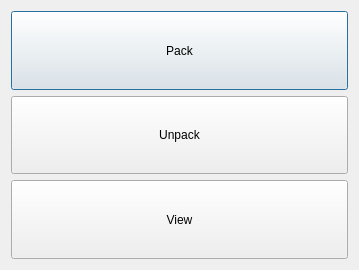
The window that Sequential_Archive_Manager/Main_Window.ui (Coolcord/Sequential_Archive) describes before a commit, drawn with Qt 5.
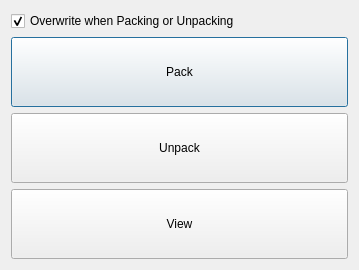
The same window after the commit.

Diff of the .ui file:
```diff
--- a/Sequential_Archive_Manager/Main_Window.ui
+++ b/Sequential_Archive_Manager/Main_Window.ui
@@ -14,6 +14,16 @@
    <string>Sequential Archive Manager</string>
   </property>
   <layout class="QVBoxLayout" name="verticalLayout">
+   <item>
+    <widget class="QCheckBox" name="cbOverwrite">
+     <property name="text">
+      <string>Overwrite when Packing or Unpacking</string>
+     </property>
+     <property name="checked">
+      <bool>true</bool>
+     </property>
+    </widget>
+   </item>
    <item>
     <widget class="QPushButton" name="btnPack">
      <property name="sizePolicy">
```
